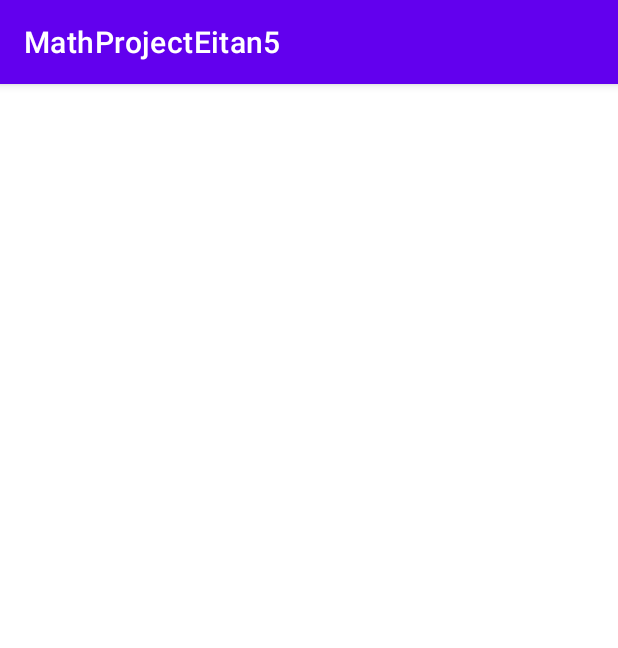
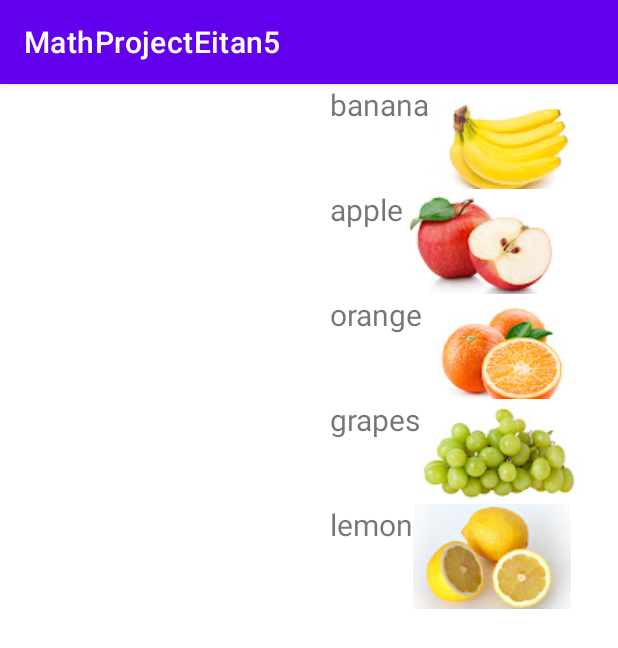
Before and after one commit to haghispin12/MathProjectEitan5, an Android app: the ShowUsersActivity screen opened directly, with no data from a screen before it, on a phone screen of 412 x 824 dp. Shown: the top 648 px of the screen. Run offline under Robolectric (Android 15) with nearby library versions, the phone set to English and light mode, and no system bars.

Commit message:
finished recycleView

```diff
--- a/app/src/main/java/com/example/mathprojecteitan5/MyFruitsAdapter.java
+++ b/app/src/main/java/com/example/mathprojecteitan5/MyFruitsAdapter.java
@@ -13,53 +13,70 @@ import java.util.ArrayList;
 import java.util.List;
 
 public class MyFruitsAdapter extends RecyclerView.Adapter<MyFruitsAdapter.MyViewHolder> {
-  public interface OnItemClickListener{
+    public interface OnItemClickListener {
         void onItemClick(Fruit item);
 
     }
+
     private ArrayList<Fruit> fruits;
     private OnItemClickListener listener;
 
 
-  public MyFruitsAdapter(ArrayList<Fruit> fruits, OnItemClickListener listener){
-      this.fruits=fruits;
-      this.listener=listener;
+    public MyFruitsAdapter(ArrayList<Fruit> fruits, OnItemClickListener listener) {
+        this.fruits = fruits;
+        this.listener = listener;
     }
 
     @NonNull
     @Override
-    public MyViewHolder onCreateViewHolder(@NonNull ViewGroup parent,int viewType){
-View view = LayoutInflater.from(parent.getContext()).inflate(R.layout.item_view,parent,false);
+    public MyViewHolder onCreateViewHolder(@NonNull ViewGroup parent, int viewType) {
+        View view = LayoutInflater.from(parent.getContext()).inflate(R.layout.item_view, parent, false);
         return new MyViewHolder(view);
 
     }
 
     @Override
     public void onBindViewHolder(@NonNull MyViewHolder holder, int position) {
-
+        holder.bind(fruits.get(position), listener);
     }
 
 
+    //@Override
+   // public void onBindViewHolder(@NonNull MyViewHolder holder, int position, @NonNull List<Object> payloads) {
+      //  super.onBindViewHolder(holder, position, payloads);
+
+    //}
+
     @Override
-    public void onBindViewHolder(@NonNull MyViewHolder holder, int position, @NonNull List<Object> payloads) {
-        super.onBindViewHolder(holder, position, payloads);
+    public int getItemCount() {
+
+        return fruits.size();
+    }
+
+    public static class MyViewHolder extends RecyclerView.ViewHolder {
+        TextView tvFruitName;
+        ImageView ivFruitImage;
+
+        public MyViewHolder(@NonNull View itemView) {
+            super(itemView);
+            tvFruitName = itemView.findViewById(R.id.tvFruitName);
+            ivFruitImage = itemView.findViewById(R.id.ivFruitImg);
         }
 
 
+    public void bind(final Fruit item, final OnItemClickListener
+            listener) {
+
+        tvFruitName.setText(item.getName());
+        ivFruitImage.setImageResource(item.getDrawable());
+        itemView.setOnClickListener(new View.OnClickListener() {
             @Override
-    public int getItemCount(){
-      return fruits.size();
+            public void onClick(View v) {
+                listener.onItemClick(item);
+            }
+        });
     }
 
-public static class MyViewHolder extends RecyclerView.ViewHolder{
-      TextView tvFruitName;
-      ImageView ivFruitImage;
-
-      public MyViewHolder (@NonNull View itemView){
-          super(itemView);
-          tvFruitName=itemView.findViewById(R.id.tvFruitName);
-          ivFruitImage=itemView.findViewById(R.id.ivFruitImg);
-      }
 }
 
 
@@ -68,7 +85,4 @@ public static class MyViewHolder extends RecyclerView.ViewHolder{
 
 
 
-
-
-
 }
--- a/app/src/main/java/com/example/mathprojecteitan5/ShowUsersActivity.java
+++ b/app/src/main/java/com/example/mathprojecteitan5/ShowUsersActivity.java
@@ -1,13 +1,42 @@
 package com.example.mathprojecteitan5;
 
 import androidx.appcompat.app.AppCompatActivity;
+import androidx.recyclerview.widget.LinearLayoutManager;
+import androidx.recyclerview.widget.RecyclerView;
+
 import android.os.Bundle;
+import android.widget.Toast;
+
+import java.util.ArrayList;
 
 public class ShowUsersActivity extends AppCompatActivity {
+    private RecyclerView rcShowUsers;
 
     @Override
     protected void onCreate(Bundle savedInstanceState) {
         super.onCreate(savedInstanceState);
         setContentView(R.layout.activity_show_users);
+
+        rcShowUsers = findViewById(R.id.rcShowUsers);
+        ArrayList<Fruit> fruits=new ArrayList<>();
+        fruits.add(new Fruit("banana",R.drawable.banana));
+        fruits.add(new Fruit("apple",R.drawable.apple));
+        fruits.add(new Fruit("orange",R.drawable.orange));
+        fruits.add(new Fruit("grapes",R.drawable.grapes));
+        fruits.add(new Fruit("lemon",R.drawable.lemon));
+
+        MyFruitsAdapter myFruitsAdapter = new MyFruitsAdapter(fruits, new MyFruitsAdapter.OnItemClickListener() {
+            @Override
+            public void onItemClick(Fruit item) {
+                Toast.makeText(ShowUsersActivity.this,item.getName(),Toast.LENGTH_SHORT).show();
+            }
+        });
+
+        rcShowUsers.setLayoutManager(new LinearLayoutManager(this));
+        rcShowUsers.setAdapter(myFruitsAdapter);
+        rcShowUsers.setHasFixedSize(true);
+
+
+
     }
 }
--- a/app/src/main/res/layout/item_view.xml
+++ b/app/src/main/res/layout/item_view.xml
@@ -1,9 +1,11 @@
 <?xml version="1.0" encoding="utf-8"?>
 <LinearLayout
     xmlns:android="http://schemas.android.com/apk/res/android"
-             android:layout_width="match_parent"
-             android:layout_height="match_parent"
+             android:layout_width="wrap_content"
+             android:layout_height="wrap_content"
             android:orientation="horizontal"
+            android:layout_marginLeft="220dp"
+
     >
 
 
@@ -12,6 +14,7 @@
         android:layout_height="wrap_content"
         android:layout_weight="1"
         android:id="@+id/tvFruitName"
+        android:textSize="20dp"
         />
     <ImageView
         android:layout_width="wrap_content"
```
Also changed, not shown: app/src/main/res/drawable-v24/apple.jpg (added), app/src/main/res/drawable-v24/banana.jpg (added), app/src/main/res/drawable-v24/fru.jpg (added), app/src/main/res/drawable-v24/grapes.jpg (added), app/src/main/res/drawable-v24/lemon.jpg (added), app/src/main/res/drawable-v24/orange.jpg (added). Lines whose indentation alone changed are shown as unchanged.
